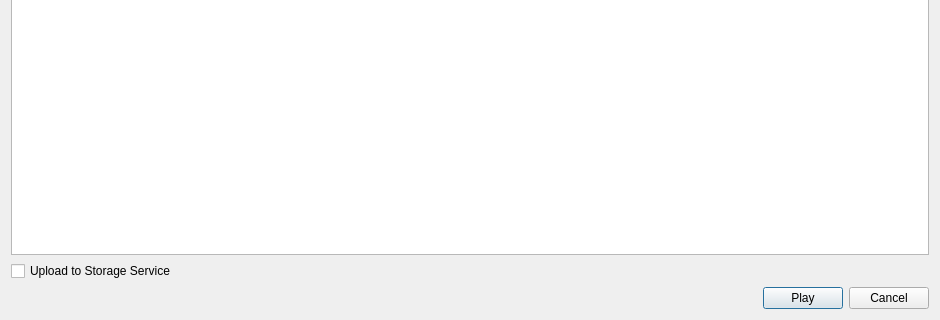
Above: src/desktop/ui/playdialog.ui from missdeer/imchenwen before the change; both pictures show x 0 to 940 and y 309 to 629 of the 940 by 629 pixel window. Below: the same form after it.
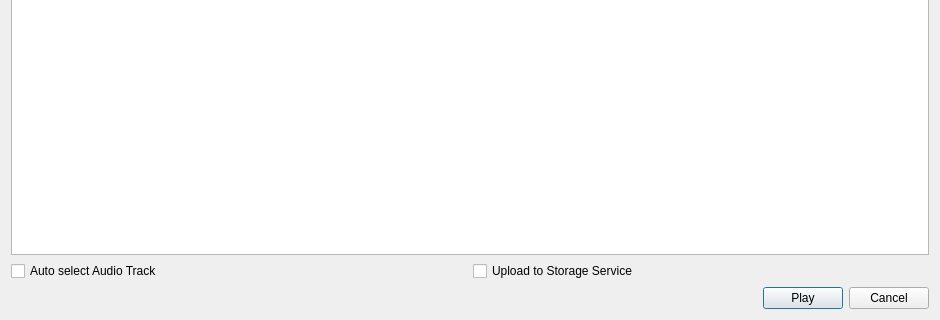
That is the form after the change.

Commit message: (*)auto select audio track

What changed in the file:
```diff
--- a/src/desktop/ui/playdialog.ui
+++ b/src/desktop/ui/playdialog.ui
@@ -89,11 +89,22 @@
     </widget>
    </item>
    <item>
+    <layout class="QHBoxLayout" name="horizontalLayout">
+     <item>
+      <widget class="QCheckBox" name="cbAutoSelectAudioTrack">
+       <property name="text">
+        <string>Auto select Audio Track</string>
+       </property>
+      </widget>
+     </item>
+     <item>
     <widget class="QCheckBox" name="btnStorage">
      <property name="text">
       <string>Upload to Storage Service</string>
      </property>
     </widget>
+     </item>
+    </layout>
    </item>
    <item>
     <layout class="QHBoxLayout" name="horizontalLayout_2" stretch="1,0,0">
```
Lines whose indentation alone changed are shown as unchanged. The commit also changes 3 other files.
